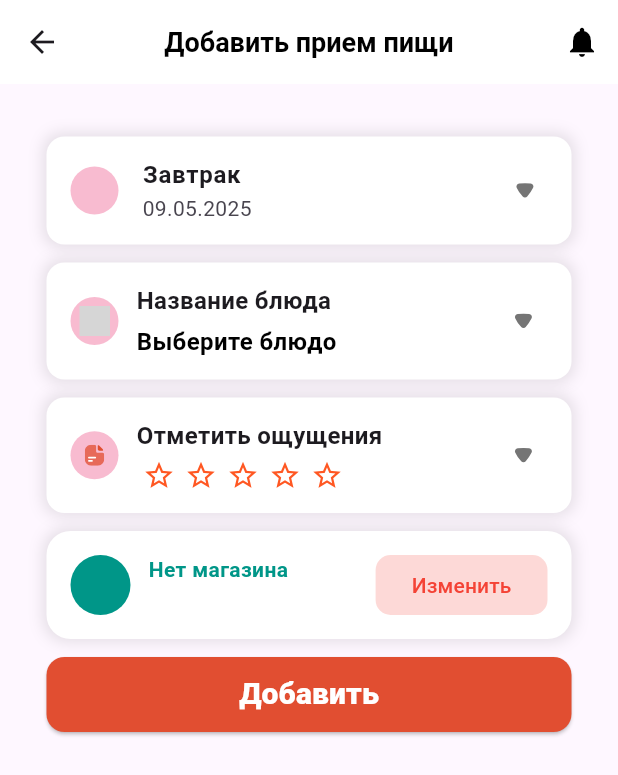
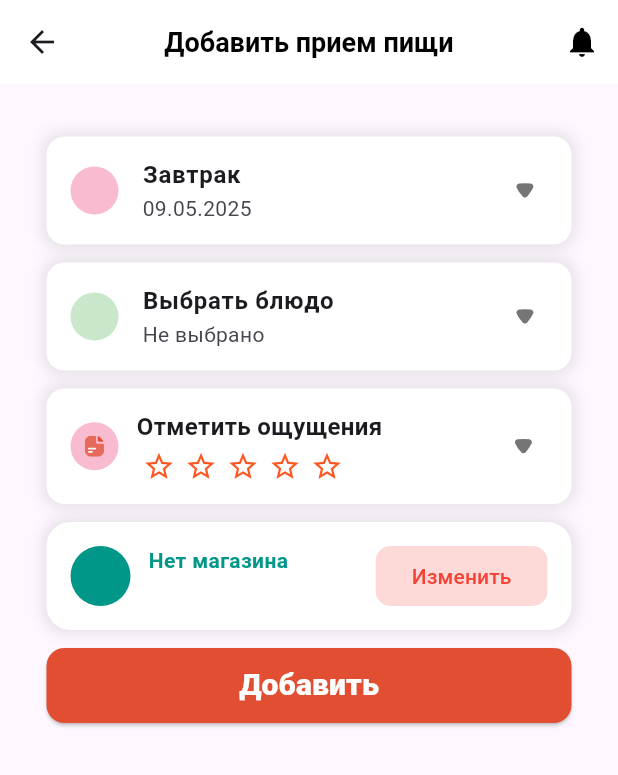
Before and after one commit to ZetMGC/HealthyHabits, a Flutter app: the FoodIntakeScreen screen opened directly, on a phone screen of 412 x 824 dp. Shown: the top 775 px of the screen. Run offline on Flutter 3.47's test engine with Material 3 defaults, Android fonts, the phone set to English and light mode, and no system bars; our stand-ins replace cloud_firestore, curved_navigation_bar, firebase_core, flutter_svg, shared_preferences; missing offline and left inert: shared_preferences_debugger; accounts and stored records are empty; grey boxes are pictures that could not be loaded.

Commit message:
fixed exceptions

```diff
--- /dev/null
+++ b/devtools_options.yaml
@@ -0,0 +1,3 @@
+description: This file stores settings for Dart & Flutter DevTools.
+documentation: https://docs.flutter.dev/tools/devtools/extensions#configure-extension-enablement-states
+extensions:
--- a/lib/main.dart
+++ b/lib/main.dart
@@ -2,7 +2,6 @@ import 'package:flutter/material.dart';
 import 'widgets/BottomNavBar.dart';
 import 'screens/screens.dart';
 import 'package:shared_preferences/shared_preferences.dart';
-import 'package:flutter/material.dart';
 import 'package:intl/date_symbol_data_local.dart';
 import 'package:firebase_core/firebase_core.dart';
 
--- a/lib/widgets/DropdownDatepicker.dart
+++ b/lib/widgets/DropdownDatepicker.dart
@@ -7,7 +7,6 @@ class DropdownCardDatepicker extends StatefulWidget {
   final DateTime? initialDate;
   final bool initiallyExpanded;
 
-  /// Новый параметр: вызывается при изменении типа приёма пищи или даты
   final void Function(String type, DateTime date)? onChanged;
 
   const DropdownCardDatepicker({
--- a/lib/widgets/DropdownDishSelector.dart
+++ b/lib/widgets/DropdownDishSelector.dart
@@ -1,7 +1,6 @@
 import 'package:flutter/material.dart';
+import 'package:cloud_firestore/cloud_firestore.dart';
 import 'package:flutter_svg/flutter_svg.dart';
-import '../widgets/DropdownCardBase.dart';
-import '../data/dishes_database.dart';
 import '../models/dish.dart';
 
 class DishDropdownCard extends StatefulWidget {
@@ -15,91 +14,175 @@ class DishDropdownCard extends StatefulWidget {
 
 class _DishDropdownCardState extends State<DishDropdownCard>
     with SingleTickerProviderStateMixin {
-  late AnimationController _controller;
   bool isExpanded = false;
+  List<Dish> allMeals = [];
+  List<Dish> filteredMeals = [];
+  String searchQuery = '';
   Dish? selectedMeal;
-  String searchQuery = '';
-  late Future<List<Dish>> dishesFuture;
+
+  final TextEditingController _controller = TextEditingController();
+  final ScrollController _scrollController = ScrollController();
+
+  late AnimationController _animationController;
+  late Animation<double> _expandAnimation;
 
   @override
   void initState() {
     super.initState();
-    _controller = AnimationController(
+    fetchMeals();
+
+    _animationController = AnimationController(
       vsync: this,
-      duration: const Duration(milliseconds: 200),
+      duration: const Duration(milliseconds: 300),
     );
-    dishesFuture = DishesDatabase.getAllDishes(); // 👈 Загрузка из Firebase
+    _expandAnimation = CurvedAnimation(
+      parent: _animationController,
+      curve: Curves.easeInOut,
+    );
+  }
+
+  Future<void> fetchMeals() async {
+    final snapshot =
+        await FirebaseFirestore.instance.collection('dishes').get();
+
+    final meals = snapshot.docs.map((doc) {
+      final data = doc.data();
+      return Dish(
+        id: doc.id,
+        name: data['name'] ?? '',
+        description: data['description'] ?? '',
+        ingredients: List<String>.from(data['ingredients'] ?? []),
+        calories: data['calories'] ?? 0,
+      );
+    }).toList();
+
+    setState(() {
+      allMeals = meals;
+      filteredMeals = meals;
+    });
+  }
+
+  void filterMeals(String query) {
+    setState(() {
+      searchQuery = query;
+      filteredMeals = allMeals
+          .where((meal) =>
+              meal.name.toLowerCase().contains(query.toLowerCase()))
+          .toList();
+    });
   }
 
   void toggleExpand() {
     setState(() {
       isExpanded = !isExpanded;
       if (isExpanded) {
-        _controller.forward();
+        _animationController.forward();
       } else {
-        _controller.reverse();
+        _animationController.reverse();
       }
     });
   }
 
   @override
+  void dispose() {
+    _controller.dispose();
+    _scrollController.dispose();
+    _animationController.dispose();
+    super.dispose();
+  }
+
+  @override
   Widget build(BuildContext context) {
-    return DropdownCardBase(
-      icon: SvgPicture.asset(
-        'assets/icons/food.svg',
-        width: 20,
-        height: 20,
-        colorFilter: const ColorFilter.mode(
-          Colors.black,
-          BlendMode.srcIn,
+    return Column(
+      children: [
+        GestureDetector(
+          onTap: toggleExpand,
+          child: Container(
+            width: 350,
+            decoration: BoxDecoration(
+              color: Colors.white,
+              borderRadius: BorderRadius.circular(12),
+              boxShadow: [
+                BoxShadow(
+                  color: Colors.black.withOpacity(0.1),
+                  blurRadius: 8,
+                  spreadRadius: 2,
+                ),
+              ],
+            ),
+            child: ListTile(
+              leading: Container(
+                width: 32,
+                height: 32,
+                decoration: BoxDecoration(
+                  color: Colors.green.withOpacity(0.3),
+                  shape: BoxShape.circle,
                 ),
               ),
-      title: "Название блюда",
-      subtitle: Text(
-        selectedMeal?.name ?? "Выберите блюдо",
-        style: const TextStyle(
-          fontWeight: FontWeight.w600,
-          fontSize: 16,
-          color: Colors.black,
+              title: Text(
+                selectedMeal?.name ?? 'Выбрать блюдо',
+                style: const TextStyle(fontWeight: FontWeight.bold),
+              ),
+              subtitle: selectedMeal != null
+                  ? Text('${selectedMeal!.calories} ккал')
+                  : const Text('Не выбрано'),
+              trailing: RotationTransition(
+                turns: Tween(begin: 0.0, end: 0.5).animate(_animationController),
+                child: SvgPicture.asset(
+                  'assets/icons/downarrow.svg',
+                  width: 14,
+                  height: 14,
+                  colorFilter:
+                      const ColorFilter.mode(Colors.black54, BlendMode.srcIn),
                 ),
               ),
-      expandedChild: FutureBuilder<List<Dish>>(
-        future: dishesFuture,
-        builder: (context, snapshot) {
-          if (snapshot.connectionState == ConnectionState.waiting) {
-            return const Center(child: CircularProgressIndicator());
-          }
-          if (!snapshot.hasData || snapshot.data!.isEmpty) {
-            return const Center(child: Text("Нет доступных блюд"));
-          }
-
-          List<Dish> filteredMeals = snapshot.data!
-              .where((dish) =>
-              dish.name.toLowerCase().contains(searchQuery.toLowerCase()))
-              .toList();
-
-          return Column(
+            ),
+          ),
+        ),
+        SizeTransition(
+          sizeFactor: _expandAnimation,
+          axisAlignment: -1,
+          child: Center(
+            child: Container(
+              width: 350,
+              margin: const EdgeInsets.only(top: 8, bottom: 8),
+              padding: const EdgeInsets.all(12),
+              decoration: BoxDecoration(
+                color: Colors.white,
+                borderRadius: BorderRadius.circular(12),
+                boxShadow: [
+                  BoxShadow(
+                    color: Colors.black.withOpacity(0.1),
+                    blurRadius: 8,
+                    spreadRadius: 2,
+                  ),
+                ],
+              ),
+              child: Column(
                 children: [
                   TextField(
-                decoration: const InputDecoration(
-                  hintText: 'Поиск...',
-                  prefixIcon: Icon(Icons.search),
+                    controller: _controller,
+                    decoration: InputDecoration(
+                      hintText: 'Поиск по названию...',
+                      filled: true,
+                      fillColor: Colors.grey.shade100,
                       border: OutlineInputBorder(
-                    borderRadius: BorderRadius.all(Radius.circular(8)),
+                        borderRadius: BorderRadius.circular(12),
+                        borderSide: BorderSide.none,
                       ),
+                      contentPadding: const EdgeInsets.symmetric(
+                          vertical: 14, horizontal: 16),
                     ),
-                onChanged: (value) {
-                  setState(() {
-                    searchQuery = value;
-                  });
-                },
+                    onChanged: filterMeals,
                   ),
-              const SizedBox(height: 12),
-              ConstrainedBox(
-                constraints: const BoxConstraints(maxHeight: 200),
+                  const SizedBox(height: 10),
+                  SizedBox(
+                    height: 200,
                     child: Scrollbar(
+                      controller: _scrollController,
                       thumbVisibility: true,
                       child: ListView.builder(
+                        controller: _scrollController,
                         itemCount: filteredMeals.length,
                         itemBuilder: (context, index) {
                           final meal = filteredMeals[index];
@@ -112,6 +195,7 @@ class _DishDropdownCardState extends State<DishDropdownCard>
                                 widget.onMealSelected(meal);
                                 toggleExpand();
                                 searchQuery = '';
+                                _controller.clear();
                               });
                             },
                           );
@@ -120,17 +204,11 @@ class _DishDropdownCardState extends State<DishDropdownCard>
                     ),
                   ),
                 ],
-          );
-        },
               ),
-      animationController: _controller,
-      onTap: toggleExpand,
+            ),
+          ),
+        ),
+      ],
     );
   }
-
-  @override
-  void dispose() {
-    _controller.dispose();
-    super.dispose();
 }
-}
```
Lines whose indentation alone changed are shown as unchanged.
